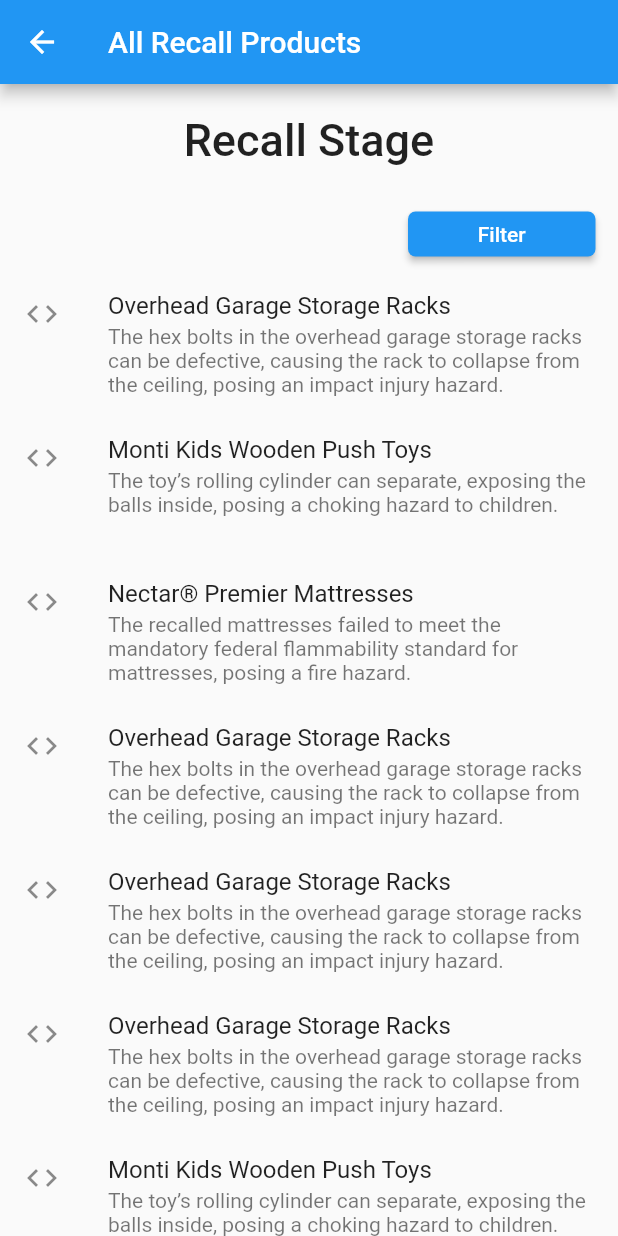
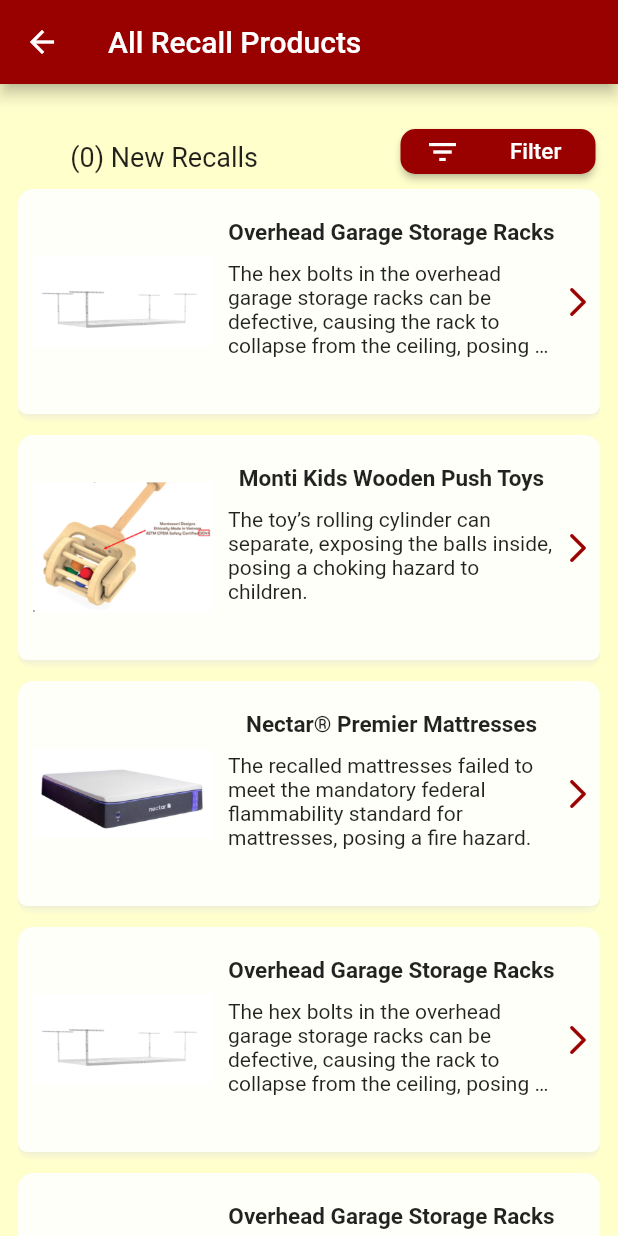
Before and after one commit to astrebe/project-spotlight, a Flutter app: the SpotlightViewFrame screen opened by its route, on a phone screen of 412 x 824 dp. Run offline on Flutter 3.47's test engine with Material 2 defaults, Android fonts, the phone set to English and light mode, and no system bars.

Commit message:
Revised SpotlightViewFrame
Many of the values are hard coded, will need to be changed to work on multiple devices.

Colors are WIP and will need to be updated to rely on Theme.

```diff
--- a/spotlight_app/lib/RecalledProduct.dart
+++ b/spotlight_app/lib/RecalledProduct.dart
@@ -101,7 +101,7 @@
       "Eagle Industrial Group Inc., of Rancho Santa Margarita, California",
       "Vietnam",
       22742,
-      "images\\storagerack.png");
+      "images/storagerack.png");
 
   RecalledProduct t2 = RecalledProduct(
       "Monti Kids Wooden Push Toys",
@@ -117,7 +117,7 @@
       "Monti Kids Inc., of Orinda, California",
       "Vietnam",
       22741,
-      "images\\woodenkidtoy.png");
+      "images/woodenkidtoy.png");
 
   RecalledProduct t3 = RecalledProduct(
       "Nectar® Premier Mattresses",
@@ -139,7 +139,7 @@
       "Elite Comfort Solutions LLC, of Newnan, Georgia",
       "United States",
       22740,
-      "images\\mattress.png");
+      "images/mattress.png");
 
   RecalledProduct t4 = RecalledProduct(
       "Overhead Garage Storage Racks",
@@ -155,7 +155,7 @@
       "Eagle Industrial Group Inc., of Rancho Santa Margarita, California",
       "Vietnam",
       22742,
-      "images\\storagerack.png");
+      "images/storagerack.png");
   RecalledProduct t5 = RecalledProduct(
       "Overhead Garage Storage Racks",
       "This recall involves SafeRacks/Monsterrax Overhead Garage Storage Racks. The industrial-strength steel racks, which attach to the ceiling and are height-adjustable, come in  seven sizes including: 4 ft. by 4 ft., 4 ft. by 8 ft., 2 ft. by 6 ft., 3 ft. by 6 ft., 4 ft. by 6 ft., 3 ft. by 8 ft., and 2 ft. by 8 ft. The storage racks also were sold in two colors, hammertone (gray) or  white.",
@@ -170,7 +170,7 @@
       "Eagle Industrial Group Inc., of Rancho Santa Margarita, California",
       "Vietnam",
       22742,
-      "images\\storagerack.png");
+      "images/storagerack.png");
 
   testData.add(t1);
   testData.add(t2);
--- a/spotlight_app/lib/SpotlightViewFrame.dart
+++ b/spotlight_app/lib/SpotlightViewFrame.dart
@@ -1,4 +1,6 @@
+import 'package:flutter/cupertino.dart';
 import "package:flutter/material.dart";
+import 'package:flutter/rendering.dart';
 import "RecalledProduct.dart";
 
 class SpotlightViewFrame extends StatefulWidget {
@@ -9,51 +11,56 @@
 }
 
 class _SpotlightViewFrameState extends State<SpotlightViewFrame> {
+  static const double TILE_HEIGHT = 150;
+
   final List<RecalledProduct> testData = getTestData();
 
   @override
   Widget build(BuildContext context) {
     return Scaffold(
         appBar: AppBar(
+          backgroundColor: const Color.fromARGB(255, 153, 0, 0),
           title: const Text("All Recall Products"),
         ),
+        backgroundColor: const Color.fromARGB(255, 255, 255, 204),
         body: Column(
           children: <Widget>[
-            Container(
-              padding: const EdgeInsets.fromLTRB(0, 20, 0, 0),
-              child: const Center(
-                  child: Text(
-                "Recall Stage",
-                style: TextStyle(fontSize: 30, fontWeight: FontWeight.w500),
-              )),
-            ),
             Row(
               mainAxisAlignment: MainAxisAlignment.end,
               children: <Widget>[
                 Container(
+                    margin: const EdgeInsets.fromLTRB(20, 35, 65, 8),
+                    child: const Text(
+                      "(0) New Recalls",
+                      style: TextStyle(fontSize: 18),
+                    )),
+                Container(
                   margin: const EdgeInsets.fromLTRB(30, 30, 15, 10),
                   height: 30,
-                  width: 125,
+                  width: 130,
                   child: ElevatedButton(
                       onPressed: () {},
-                      child: const Text("Filter"),
+                      child: Row(children: const <Widget>[
+                        Padding(
+                            padding: EdgeInsets.only(right: 33),
+                            child: Icon(Icons.filter_list)),
+                        Text(
+                          "Filter",
+                          style: TextStyle(fontSize: 15),
+                        ),
+                      ]),
                       style: ButtonStyle(
+                          backgroundColor: MaterialStateProperty.all<Color>(
+                              const Color.fromARGB(255, 153, 0, 0)),
                           shape: MaterialStateProperty.all<OutlinedBorder>(
                               const RoundedRectangleBorder(
                                   borderRadius:
-                                      BorderRadius.all(Radius.circular(5)))))),
+                                      BorderRadius.all(Radius.circular(10)))))),
                 ),
-                // Container(
-                //   margin: const EdgeInsets.fromLTRB(15, 30, 30, 30),
-                //   height: 30,
-                //   width: 150,
-                //   child: ElevatedButton(
-                //       onPressed: () {}, child: const Text("Search")),
-                // ),
               ],
             ),
             Expanded(
-              //TODO: https://api.flutter.dev/flutter/widgets/SliverChildBuilderDelegate-class.html <- Efficient use of display list
+              //TODO: https://api.flutter.dev/flutter/widgets/SliverChildBuilderDelegate-class.html <- Efficient use of display list use once Database
               child: ListView.separated(
                   separatorBuilder: (BuildContext context, int index) {
                     return Container(
@@ -62,11 +69,76 @@
                   },
                   itemCount: testData.length,
                   itemBuilder: (context, index) {
-                    return ListTile(
-                        leading: const Icon(Icons.code),
-                        title: Text(testData[index].productName),
-                        isThreeLine: true,
-                        subtitle: Text(testData[index].hazType));
+                    return Padding(
+                        padding: const EdgeInsets.symmetric(horizontal: 12),
+                        child: ClipRRect(
+                            borderRadius: BorderRadius.circular(10),
+                            child: Container(
+                              margin: const EdgeInsets.only(bottom: 6),
+                              decoration: BoxDecoration(
+                                  borderRadius: const BorderRadius.all(
+                                      Radius.circular(6)),
+                                  color:
+                                      const Color.fromARGB(255, 255, 255, 249),
+                                  boxShadow: [
+                                    BoxShadow(
+                                        color: Colors.grey.shade300,
+                                        blurRadius: 6)
+                                  ]),
+                              height: TILE_HEIGHT,
+                              child: Row(
+                                children: <Widget>[
+                                  (testData[index].imgLoc != null)
+                                      ? Padding(
+                                          padding: const EdgeInsets.all(10),
+                                          child: Image.asset(
+                                            testData[index].imgLoc!,
+                                            height: TILE_HEIGHT,
+                                            width: 120,
+                                          ))
+                                      : const Text("[Image not Provided]"),
+                                  Expanded(
+                                      child: Column(
+                                    children: <Widget>[
+                                      Padding(
+                                        padding: const EdgeInsets.only(
+                                            top: 20, bottom: 10),
+                                        child: Text(
+                                          testData[index].productName,
+                                          style: const TextStyle(
+                                              fontSize: 15,
+                                              fontWeight: FontWeight.w600),
+                                        ),
+                                      ),
+                                      Flexible(
+                                          child: Padding(
+                                              padding: const EdgeInsets.only(
+                                                  bottom: 20),
+                                              child: Text(
+                                                testData[index].hazType,
+                                                overflow: TextOverflow.ellipsis,
+                                                maxLines: 4,
+                                              )))
+                                    ],
+                                  )),
+                                  SizedBox(
+                                    width: 30,
+                                    child: Column(
+                                      mainAxisAlignment:
+                                          MainAxisAlignment.center,
+                                      crossAxisAlignment:
+                                          CrossAxisAlignment.center,
+                                      children: const [
+                                        Icon(
+                                          Icons.arrow_forward_ios_rounded,
+                                          color: Color.fromARGB(255, 153, 0, 0),
+                                        )
+                                      ],
+                                    ),
+                                  )
+                                ],
+                              ),
+                            )));
                   }),
             ),
           ],
```
